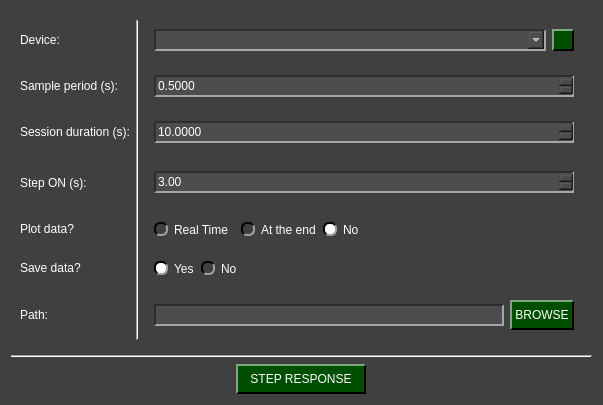
Before: the Qt Designer form pydaq/uis/PyDAQ_step_response_Arduino_widget.ui in samirmartins/pydaq, drawn with Qt 5.
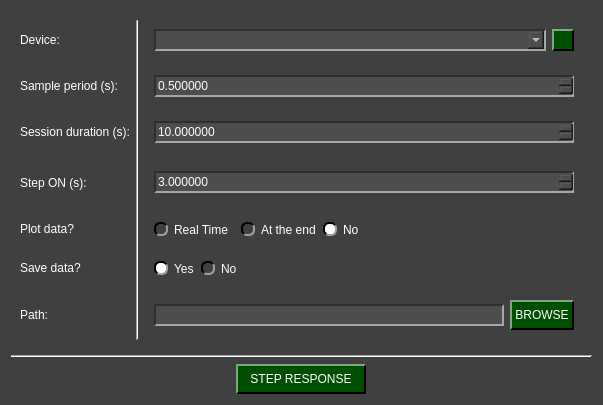
After: the same form once the commit is applied. Icons and pictures are not drawn.

Patch:
```diff
--- a/pydaq/uis/PyDAQ_step_response_Arduino_widget.ui
+++ b/pydaq/uis/PyDAQ_step_response_Arduino_widget.ui
@@ -239,10 +239,10 @@
             </size>
            </property>
            <property name="decimals">
-            <number>4</number>
+            <number>6</number>
            </property>
            <property name="maximum">
-            <double>86400.990000000005239</double>
+            <double>999999999999.000000000000000</double>
            </property>
            <property name="singleStep">
             <double>0.010000000000000</double>
@@ -276,10 +276,10 @@
             </size>
            </property>
            <property name="decimals">
-            <number>4</number>
+            <number>6</number>
            </property>
            <property name="maximum">
-            <double>999.990000000000009</double>
+            <double>999999999999.000000000000000</double>
            </property>
            <property name="singleStep">
             <double>0.010000000000000</double>
@@ -312,8 +312,11 @@
              <height>22</height>
             </size>
            </property>
+           <property name="decimals">
+            <number>6</number>
+           </property>
            <property name="maximum">
-            <double>999.990000000000009</double>
+            <double>999999999999.000000000000000</double>
            </property>
            <property name="singleStep">
             <double>0.010000000000000</double>
```
Left out of the diff: 2 changed lines with no effect on the pictures.
